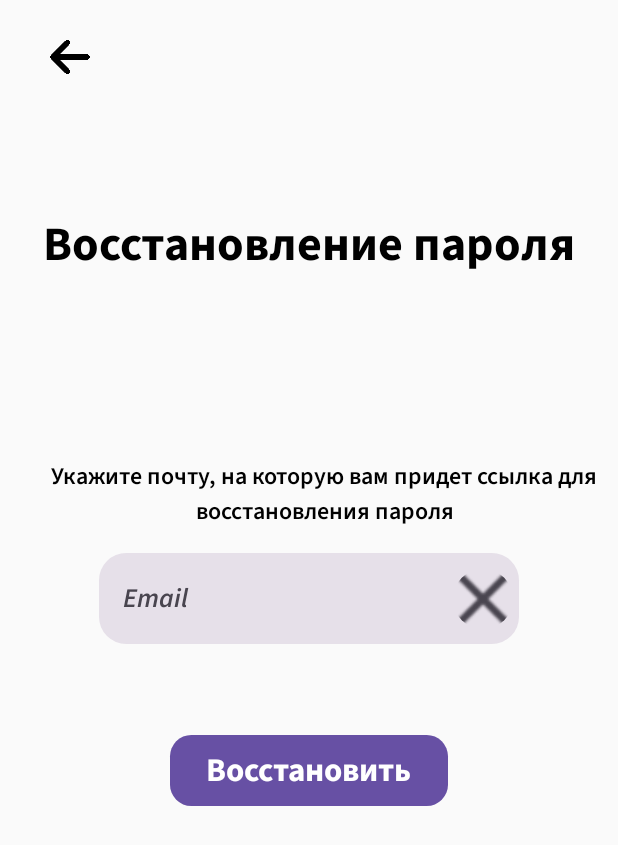
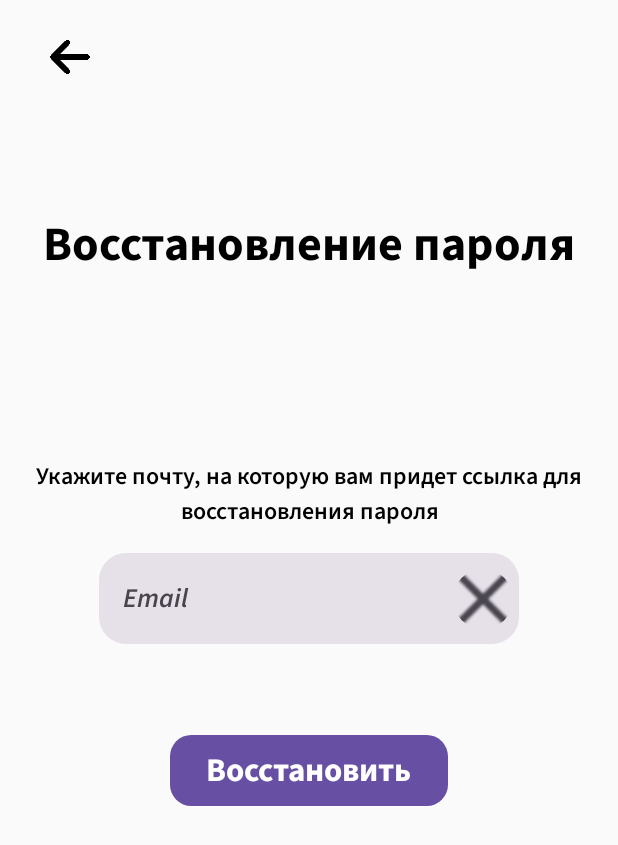
Before and after one commit to Altastt/Vision_book, an Android app built with Jetpack Compose: the ForgotScreen screen opened through its navigation route, on a phone screen of 412 x 824 dp. Shown: the top 845 px of the screen. Run offline under Robolectric (Android 15) with nearby library versions, the phone set to English and light mode, and no system bars; Roboto replaces fonts that are not available here.

Commit message:
ADD: корректировка внешнего вида

```diff
--- a/app/src/main/java/com/example/myapplication/view/authScreens/ForgotScreen.kt
+++ b/app/src/main/java/com/example/myapplication/view/authScreens/ForgotScreen.kt
@@ -38,7 +38,7 @@ fun ForgotScreen(navController: NavController) {
 
         Text(stringResource(R.string.forgot_text),
             style = MaterialTheme.typography.titleSmall,
-            modifier = Modifier.padding(start = 20.dp, bottom = 16.dp),
+            modifier = Modifier.padding( bottom = 16.dp),
             textAlign = TextAlign.Center
             )
 
--- a/app/src/main/java/com/example/myapplication/view/authScreens/RegistrationScreen.kt
+++ b/app/src/main/java/com/example/myapplication/view/authScreens/RegistrationScreen.kt
@@ -45,7 +45,8 @@ fun RegistrationScreen(navController: NavController) {
         TextFieldCustom(stringResource(R.string.sign_in_retrypassword))
 
         Row(
-            modifier = Modifier.padding(start = 30.dp, top = 30.dp)
+            modifier = Modifier.padding(start = 30.dp, top = 30.dp),
+            verticalAlignment = Alignment.CenterVertically
         ) {
             Checkbox(
                 checked = checked,
--- a/app/src/main/java/com/example/myapplication/view/mainScreens/SettingsProfileScreen.kt
+++ b/app/src/main/java/com/example/myapplication/view/mainScreens/SettingsProfileScreen.kt
@@ -1,8 +1,11 @@
 package com.example.myapplication.view.mainScreens
 
+import androidx.compose.foundation.gestures.scrollable
 import androidx.compose.foundation.layout.*
+import androidx.compose.foundation.rememberScrollState
 import androidx.compose.foundation.shape.CircleShape
 import androidx.compose.foundation.shape.RoundedCornerShape
+import androidx.compose.foundation.verticalScroll
 import androidx.compose.material3.*
 import androidx.compose.runtime.Composable
 import androidx.compose.ui.Alignment
@@ -29,7 +32,7 @@ fun SettingsProfileScreen(navController: NavController, onThemeUpdated: () -> Un
     Column(
         modifier = Modifier
             .fillMaxSize()
-            .padding(start = 22.dp, end = 22.dp),
+            .padding(start = 22.dp, end = 22.dp)
     ) {
             Button(onClick = { navController.navigate(GraphRoute.PROFILE) },
                 modifier = Modifier.fillMaxWidth()
```
